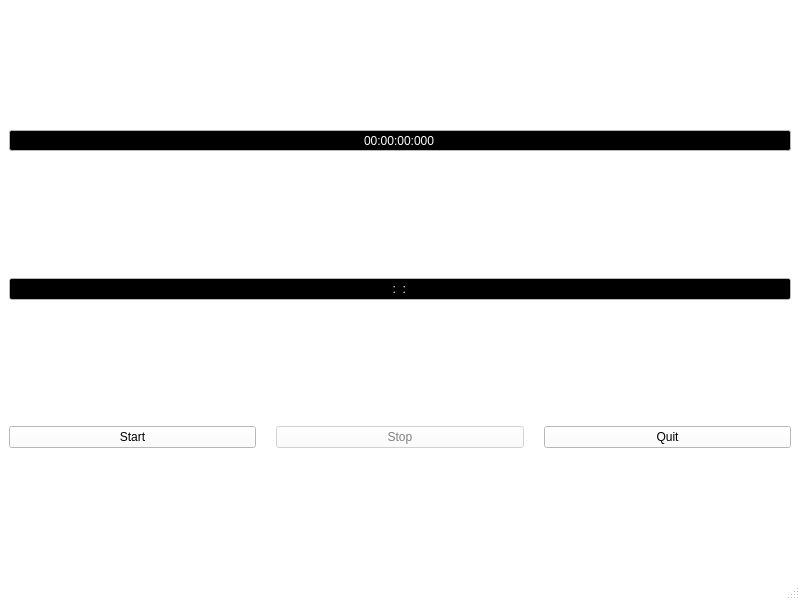
Before: the Qt Designer form stimer.ui in SlavikTraktor/justTimer, drawn with Qt 5.
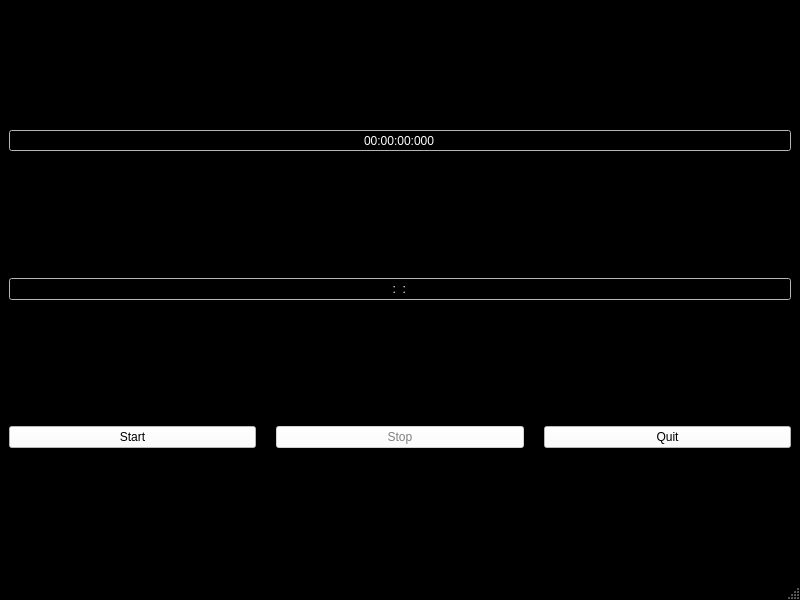
After: the same form once the commit is applied.

Commit message: New bg colour:\

What changed in the file:
```diff
--- a/stimer.ui
+++ b/stimer.ui
@@ -97,18 +97,18 @@
      <colorrole role="Base">
       <brush brushstyle="SolidPattern">
        <color alpha="255">
-        <red>255</red>
-        <green>255</green>
-        <blue>255</blue>
+        <red>0</red>
+        <green>0</green>
+        <blue>0</blue>
        </color>
       </brush>
      </colorrole>
      <colorrole role="Window">
       <brush brushstyle="SolidPattern">
        <color alpha="255">
-        <red>255</red>
-        <green>255</green>
-        <blue>255</blue>
+        <red>0</red>
+        <green>0</green>
+        <blue>0</blue>
        </color>
       </brush>
      </colorrole>
@@ -234,18 +234,18 @@
      <colorrole role="Base">
       <brush brushstyle="SolidPattern">
        <color alpha="255">
-        <red>255</red>
-        <green>255</green>
-        <blue>255</blue>
+        <red>0</red>
+        <green>0</green>
+        <blue>0</blue>
        </color>
       </brush>
      </colorrole>
      <colorrole role="Window">
       <brush brushstyle="SolidPattern">
        <color alpha="255">
-        <red>255</red>
-        <green>255</green>
-        <blue>255</blue>
+        <red>0</red>
+        <green>0</green>
+        <blue>0</blue>
        </color>
       </brush>
      </colorrole>
@@ -371,18 +371,18 @@
      <colorrole role="Base">
       <brush brushstyle="SolidPattern">
        <color alpha="255">
-        <red>255</red>
-        <green>255</green>
-        <blue>255</blue>
+        <red>0</red>
+        <green>0</green>
+        <blue>0</blue>
        </color>
       </brush>
      </colorrole>
      <colorrole role="Window">
       <brush brushstyle="SolidPattern">
        <color alpha="255">
-        <red>255</red>
-        <green>255</green>
-        <blue>255</blue>
+        <red>0</red>
+        <green>0</green>
+        <blue>0</blue>
        </color>
       </brush>
      </colorrole>
@@ -1894,6 +1894,421 @@
       </item>
       <item>
        <widget class="QPushButton" name="pushButton_3">
+        <property name="palette">
+         <palette>
+          <active>
+           <colorrole role="WindowText">
+            <brush brushstyle="SolidPattern">
+             <color alpha="255">
+              <red>0</red>
+              <green>0</green>
+              <blue>0</blue>
+             </color>
+            </brush>
+           </colorrole>
+           <colorrole role="Button">
+            <brush brushstyle="SolidPattern">
+             <color alpha="255">
+              <red>255</red>
+              <green>255</green>
+              <blue>255</blue>
+             </color>
+            </brush>
+           </colorrole>
+           <colorrole role="Light">
+            <brush brushstyle="SolidPattern">
+             <color alpha="255">
+              <red>255</red>
+              <green>255</green>
+              <blue>255</blue>
+             </color>
+            </brush>
+           </colorrole>
+           <colorrole role="Midlight">
+            <brush brushstyle="SolidPattern">
+             <color alpha="255">
+              <red>255</red>
+              <green>255</green>
+              <blue>255</blue>
+             </color>
+            </brush>
+           </colorrole>
+           <colorrole role="Dark">
+            <brush brushstyle="SolidPattern">
+             <color alpha="255">
+              <red>127</red>
+              <green>127</green>
+              <blue>127</blue>
+             </color>
+            </brush>
+           </colorrole>
+           <colorrole role="Mid">
+            <brush brushstyle="SolidPattern">
+             <color alpha="255">
+              <red>170</red>
+              <green>170</green>
+              <blue>170</blue>
+             </color>
+            </brush>
+           </colorrole>
+           <colorrole role="Text">
+            <brush brushstyle="SolidPattern">
+             <color alpha="255">
+              <red>0</red>
+              <green>0</green>
+              <blue>0</blue>
+             </color>
+            </brush>
+           </colorrole>
+           <colorrole role="BrightText">
+            <brush brushstyle="SolidPattern">
+             <color alpha="255">
+              <red>255</red>
+              <green>255</green>
+              <blue>255</blue>
+             </color>
+            </brush>
+           </colorrole>
+           <colorrole role="ButtonText">
+            <brush brushstyle="SolidPattern">
+             <color alpha="255">
+              <red>0</red>
+              <green>0</green>
+              <blue>0</blue>
+             </color>
+            </brush>
+           </colorrole>
+           <colorrole role="Base">
+            <brush brushstyle="SolidPattern">
+             <color alpha="255">
+              <red>255</red>
+              <green>255</green>
+              <blue>255</blue>
+             </color>
+            </brush>
+           </colorrole>
+           <colorrole role="Window">
+            <brush brushstyle="SolidPattern">
+             <color alpha="255">
+              <red>255</red>
+              <green>255</green>
+              <blue>255</blue>
+             </color>
+            </brush>
+           </colorrole>
+           <colorrole role="Shadow">
+            <brush brushstyle="SolidPattern">
+             <color alpha="255">
+              <red>0</red>
+              <green>0</green>
+              <blue>0</blue>
+             </color>
+            </brush>
+           </colorrole>
+           <colorrole role="AlternateBase">
+            <brush brushstyle="SolidPattern">
+             <color alpha="255">
+              <red>255</red>
+              <green>255</green>
+              <blue>255</blue>
+             </color>
+            </brush>
+           </colorrole>
+           <colorrole role="ToolTipBase">
+            <brush brushstyle="SolidPattern">
+             <color alpha="255">
+              <red>255</red>
+              <green>255</green>
+              <blue>220</blue>
+             </color>
+            </brush>
+           </colorrole>
+           <colorrole role="ToolTipText">
+            <brush brushstyle="SolidPattern">
+             <color alpha="255">
+              <red>0</red>
+              <green>0</green>
+              <blue>0</blue>
+             </color>
+            </brush>
+           </colorrole>
+          </active>
+          <inactive>
+           <colorrole role="WindowText">
+            <brush brushstyle="SolidPattern">
+             <color alpha="255">
+              <red>0</red>
+              <green>0</green>
+              <blue>0</blue>
+             </color>
+            </brush>
+           </colorrole>
+           <colorrole role="Button">
+            <brush brushstyle="SolidPattern">
+             <color alpha="255">
+              <red>255</red>
+              <green>255</green>
+              <blue>255</blue>
+             </color>
+            </brush>
+           </colorrole>
+           <colorrole role="Light">
+            <brush brushstyle="SolidPattern">
+             <color alpha="255">
+              <red>255</red>
+              <green>255</green>
+              <blue>255</blue>
+             </color>
+            </brush>
+           </colorrole>
+           <colorrole role="Midlight">
+            <brush brushstyle="SolidPattern">
+             <color alpha="255">
+              <red>255</red>
+              <green>255</green>
+              <blue>255</blue>
+             </color>
+            </brush>
+           </colorrole>
+           <colorrole role="Dark">
+            <brush brushstyle="SolidPattern">
+             <color alpha="255">
+              <red>127</red>
+              <green>127</green>
+              <blue>127</blue>
+             </color>
+            </brush>
+           </colorrole>
+           <colorrole role="Mid">
+            <brush brushstyle="SolidPattern">
+             <color alpha="255">
+              <red>170</red>
+              <green>170</green>
+              <blue>170</blue>
+             </color>
+            </brush>
+           </colorrole>
+           <colorrole role="Text">
+            <brush brushstyle="SolidPattern">
+             <color alpha="255">
+              <red>0</red>
+              <green>0</green>
+              <blue>0</blue>
+             </color>
+            </brush>
+           </colorrole>
+           <colorrole role="BrightText">
+            <brush brushstyle="SolidPattern">
+             <color alpha="255">
+              <red>255</red>
+              <green>255</green>
+              <blue>255</blue>
+             </color>
+            </brush>
+           </colorrole>
+           <colorrole role="ButtonText">
+            <brush brushstyle="SolidPattern">
+             <color alpha="255">
+              <red>0</red>
+              <green>0</green>
+              <blue>0</blue>
+             </color>
+            </brush>
+           </colorrole>
+           <colorrole role="Base">
+            <brush brushstyle="SolidPattern">
+             <color alpha="255">
+              <red>255</red>
+              <green>255</green>
+              <blue>255</blue>
+             </color>
+            </brush>
+           </colorrole>
+           <colorrole role="Window">
+            <brush brushstyle="SolidPattern">
+             <color alpha="255">
+              <red>255</red>
+              <green>255</green>
+              <blue>255</blue>
+             </color>
+            </brush>
+           </colorrole>
+           <colorrole role="Shadow">
+            <brush brushstyle="SolidPattern">
+             <color alpha="255">
+              <red>0</red>
+              <green>0</green>
+              <blue>0</blue>
+             </color>
+            </brush>
+           </colorrole>
+           <colorrole role="AlternateBase">
+            <brush brushstyle="SolidPattern">
+             <color alpha="255">
+              <red>255</red>
+              <green>255</green>
+              <blue>255</blue>
+             </color>
+            </brush>
+           </colorrole>
+           <colorrole role="ToolTipBase">
+            <brush brushstyle="SolidPattern">
+             <color alpha="255">
+              <red>255</red>
+              <green>255</green>
+              <blue>220</blue>
+             </color>
+            </brush>
+           </colorrole>
+           <colorrole role="ToolTipText">
+            <brush brushstyle="SolidPattern">
+             <color alpha="255">
+              <red>0</red>
+              <green>0</green>
+              <blue>0</blue>
+             </color>
+            </brush>
+           </colorrole>
+          </inactive>
+          <disabled>
+           <colorrole role="WindowText">
+            <brush brushstyle="SolidPattern">
+             <color alpha="255">
+              <red>127</red>
+              <green>127</green>
+              <blue>127</blue>
+             </color>
+            </brush>
+           </colorrole>
+           <colorrole role="Button">
+            <brush brushstyle="SolidPattern">
+             <color alpha="255">
+              <red>255</red>
+              <green>255</green>
+              <blue>255</blue>
+             </color>
+            </brush>
+           </colorrole>
+           <colorrole role="Light">
+            <brush brushstyle="SolidPattern">
+             <color alpha="255">
+              <red>255</red>
+              <green>255</green>
+              <blue>255</blue>
+             </color>
+            </brush>
+           </colorrole>
+           <colorrole role="Midlight">
+            <brush brushstyle="SolidPattern">
+             <color alpha="255">
+              <red>255</red>
+              <green>255</green>
+              <blue>255</blue>
+             </color>
+            </brush>
+           </colorrole>
+           <colorrole role="Dark">
+            <brush brushstyle="SolidPattern">
+             <color alpha="255">
+              <red>127</red>
+              <green>127</green>
+              <blue>127</blue>
+             </color>
+            </brush>
+           </colorrole>
+           <colorrole role="Mid">
+            <brush brushstyle="SolidPattern">
+             <color alpha="255">
+              <red>170</red>
+              <green>170</green>
+              <blue>170</blue>
+             </color>
+            </brush>
+           </colorrole>
+           <colorrole role="Text">
+            <brush brushstyle="SolidPattern">
+             <color alpha="255">
+              <red>127</red>
+              <green>127</green>
+              <blue>127</blue>
+             </color>
+            </brush>
+           </colorrole>
+           <colorrole role="BrightText">
+            <brush brushstyle="SolidPattern">
+             <color alpha="255">
+              <red>255</red>
+              <green>255</green>
+              <blue>255</blue>
+             </color>
+            </brush>
+           </colorrole>
+           <colorrole role="ButtonText">
+            <brush brushstyle="SolidPattern">
+             <color alpha="255">
+              <red>127</red>
+              <green>127</green>
+              <blue>127</blue>
+             </color>
+            </brush>
+           </colorrole>
+           <colorrole role="Base">
+            <brush brushstyle="SolidPattern">
+             <color alpha="255">
+              <red>255</red>
+              <green>255</green>
+              <blue>255</blue>
+             </color>
+            </brush>
+           </colorrole>
+           <colorrole role="Window">
+            <brush brushstyle="SolidPattern">
+             <color alpha="255">
+              <red>255</red>
+              <green>255</green>
+              <blue>255</blue>
+             </color>
+            </brush>
+           </colorrole>
+           <colorrole role="Shadow">
+            <brush brushstyle="SolidPattern">
+             <color alpha="255">
+              <red>0</red>
+              <green>0</green>
+              <blue>0</blue>
+             </color>
+            </brush>
+           </colorrole>
+           <colorrole role="AlternateBase">
+            <brush brushstyle="SolidPattern">
+             <color alpha="255">
+              <red>255</red>
+              <green>255</green>
+              <blue>255</blue>
+             </color>
+            </brush>
+           </colorrole>
+           <colorrole role="ToolTipBase">
+            <brush brushstyle="SolidPattern">
+             <color alpha="255">
+              <red>255</red>
+              <green>255</green>
+              <blue>220</blue>
+             </color>
+            </brush>
+           </colorrole>
+           <colorrole role="ToolTipText">
+            <brush brushstyle="SolidPattern">
+             <color alpha="255">
+              <red>0</red>
+              <green>0</green>
+              <blue>0</blue>
+             </color>
+            </brush>
+           </colorrole>
+          </disabled>
+         </palette>
+        </property>
         <property name="text">
          <string>Quit</string>
         </property>
```
The commit also changes 1 other file.
